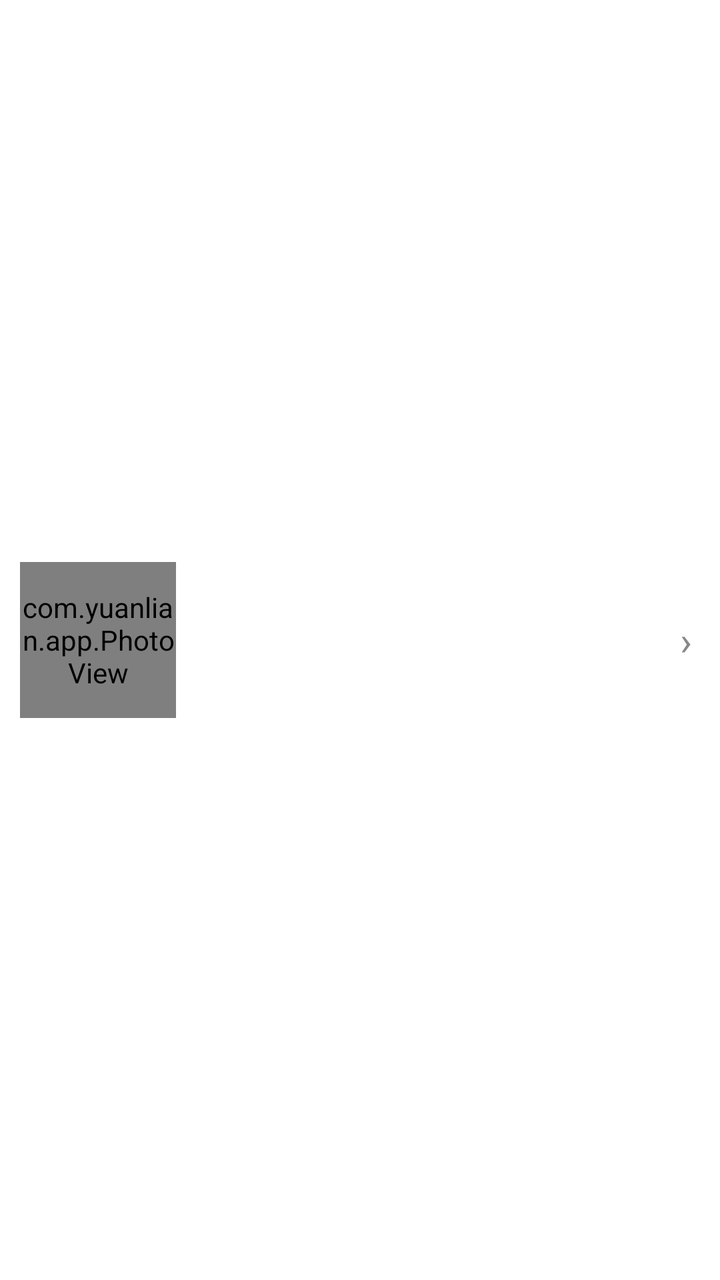
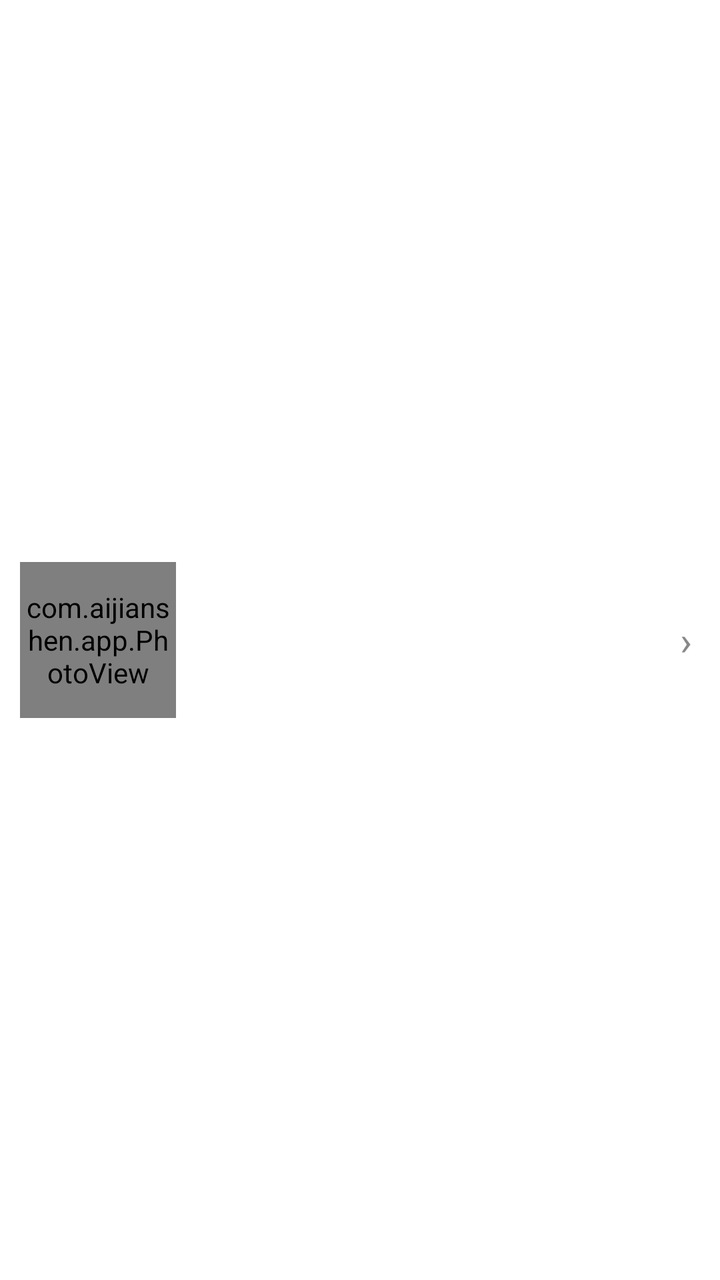

Two renders of the same Android screen: before a commit and after it. Below are the layout's source before the change and the commit's diff.
<!-- AndroidManifest.xml: application theme AppTheme -->
<!-- res/layout/item_exercise.xml -->
<?xml version="1.0" encoding="utf-8"?>
<LinearLayout xmlns:android="http://schemas.android.com/apk/res/android"
    android:layout_width="match_parent"
    android:layout_height="wrap_content"
    android:background="@color/surface"
    android:gravity="center_vertical"
    android:orientation="horizontal"
    android:paddingLeft="10dp"
    android:paddingTop="10dp"
    android:paddingRight="14dp"
    android:paddingBottom="10dp">

    <com.yuanlian.app.PhotoView
        android:id="@+id/photo"
        android:layout_width="78dp"
        android:layout_height="78dp" />

    <LinearLayout
        android:layout_width="0dp"
        android:layout_height="wrap_content"
        android:layout_marginLeft="14dp"
        android:layout_weight="1"
        android:orientation="vertical">

        <TextView
            android:id="@+id/tv_name"
            android:layout_width="match_parent"
            android:layout_height="wrap_content"
            android:ellipsize="end"
            android:maxLines="1"
            android:textColor="@color/ink"
            android:textSize="16sp" />

        <TextView
            android:id="@+id/tv_sub"
            android:layout_width="match_parent"
            android:layout_height="wrap_content"
            android:layout_marginTop="4dp"
            android:ellipsize="end"
            android:maxLines="1"
            android:textColor="@color/ink_soft"
            android:textSize="12sp" />
    </LinearLayout>

    <TextView
        android:id="@+id/tv_chevron"
        android:layout_width="wrap_content"
        android:layout_height="wrap_content"
        android:layout_marginLeft="8dp"
        android:text="›"
        android:textColor="@color/ink_soft"
        android:textSize="20sp" />

</LinearLayout>
<!-- resources referenced by this layout -->
<resources>
  <color name="ink">#1C212C</color>
  <color name="ink_soft">#888888</color>
  <color name="surface">#FFFFFF</color>
  <style name="AppTheme" parent="@android:style/Theme.Material.Light.NoActionBar">
          <item name="android:windowBackground">#F8F8F8</item>
          <item name="android:statusBarColor">#F8F8F8</item>
          <item name="android:navigationBarColor">#F8F8F8</item>
          <item name="android:windowLightStatusBar">true</item>
          <item name="android:colorAccent">#004AFF</item>
      </style>
</resources>

<!-- the commit's change to res/layout/item_exercise.xml (unified diff, before → after) -->
@@ -10,7 +10,7 @@
     android:paddingRight="14dp"
     android:paddingBottom="10dp">
 
-    <com.yuanlian.app.PhotoView
+    <com.aijianshen.app.PhotoView
         android:id="@+id/photo"
         android:layout_width="78dp"
         android:layout_height="78dp" />
